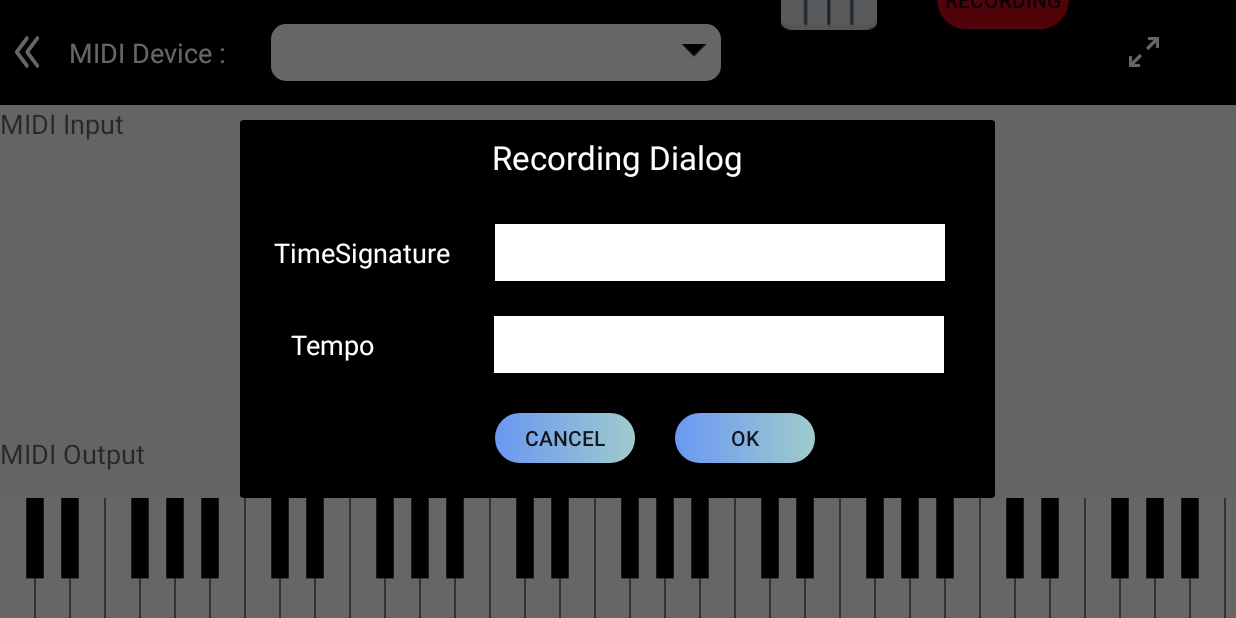
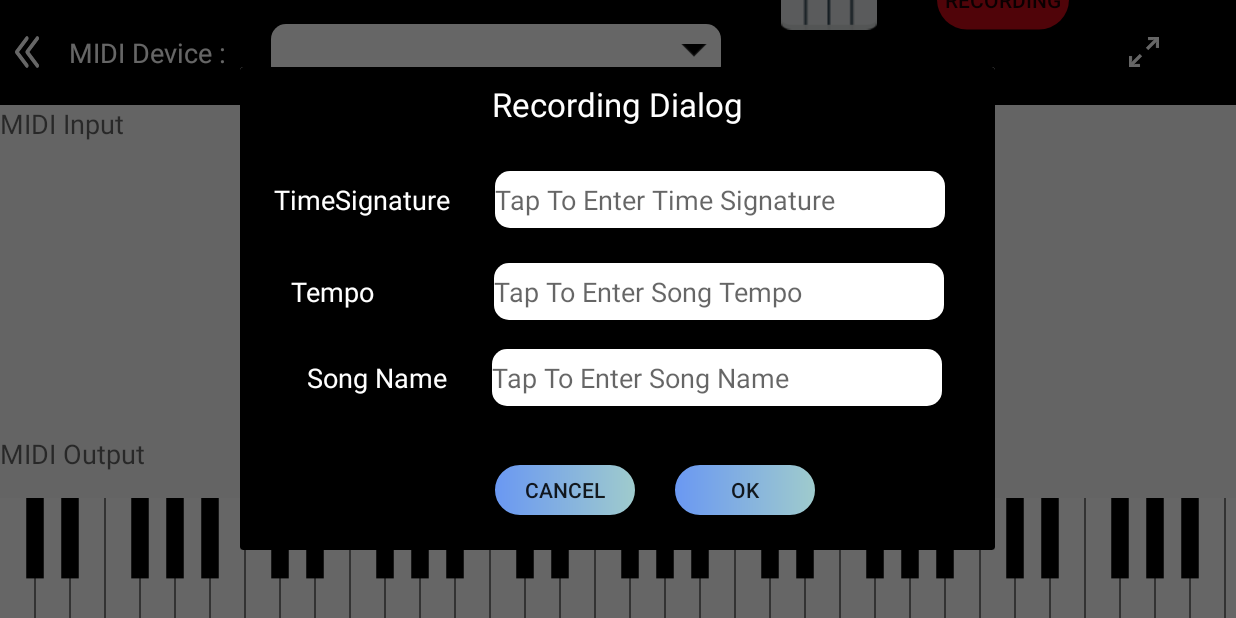
Before and after one commit to LongKelvin/EzMidiPiano, an Android app: the screen it shows after launch (MainActivity), after a tap on "RECORDING", on a phone screen of 824 x 412 dp (held sideways). Run offline under Robolectric (Android 15) with nearby library versions, the phone set to English and light mode, and no system bars; libraries missing offline, so code that uses them is left out: cn.sherlock.javax, jp.kshoji.driver; 10 statements that could not run were skipped.

Commit message:
WorkingOnMidiFileRecording
Make change on some function

```diff
--- a/app/src/main/java/com/kelvin/midi/ezmusic/object/MidiFileCreator.java
+++ b/app/src/main/java/com/kelvin/midi/ezmusic/object/MidiFileCreator.java
@@ -60,6 +60,7 @@ public class MidiFileCreator {
         try {
             MidiFile midi = new MidiFile(MidiFile.DEFAULT_RESOLUTION, midiTracks);
             midi.writeToFile(fileName);
+            Log.e("EXPORT_FILE_COMPLETE:: ","Export midi file to "+ fileName.toString());
         }
         catch(IOException e)
         {
--- a/app/src/main/java/com/kelvin/midi/ezmusic/view/MainActivity.java
+++ b/app/src/main/java/com/kelvin/midi/ezmusic/view/MainActivity.java
@@ -1,6 +1,7 @@
 package com.kelvin.midi.ezmusic.view;
 
 import android.annotation.SuppressLint;
+import android.annotation.TargetApi;
 import android.app.Activity;
 import android.content.Intent;
 import android.hardware.usb.UsbDevice;
@@ -31,7 +32,6 @@ import com.kelvin.midi.ezmusic.R;
 import com.kelvin.midi.ezmusic.object.MidiFileCreator;
 import com.kelvin.midi.midilib.event.NoteOff;
 import com.kelvin.midi.midilib.event.NoteOn;
-import com.kelvin.midi.midilib.event.meta.TimeSignature;
 
 import java.io.File;
 import java.io.IOException;
@@ -55,12 +55,19 @@ import jp.kshoji.javax.sound.midi.ShortMessage;
 
 
 public class MainActivity extends Activity {
+
+    //midi file creator
     private int tempo_value = -1;
-    private int currentValue = 120;
-    private TimeSignature timeSignature_val;
-    private TimeSignature currentTimeSignature_val;
+    private int numerator = -1;
+    private int denominator = -1;
+    private String timeSignature_val = "";
+    private String songName = "";
+
+    //Midi Path
+    private File path = Environment.getExternalStoragePublicDirectory(Environment.DIRECTORY_MUSIC);
 
 
+    //Synthesizer
     private SoftSynthesizer synth;
     private Receiver receiver;
     private boolean isPedalHolding = false;
@@ -117,6 +124,8 @@ public class MainActivity extends Activity {
      *
      * @return the MidiOutputDevice from spinner
      */
+
+
     @Nullable
     MidiOutputDevice getMidiOutputDeviceFromSpinner() {
         if (deviceSpinner != null && deviceSpinner.getSelectedItemPosition() >= 0 && connectedDevicesAdapter != null && !connectedDevicesAdapter.isEmpty()) {
@@ -144,6 +153,10 @@ public class MainActivity extends Activity {
         getWindow().setFlags(WindowManager.LayoutParams.FLAG_FULLSCREEN,
                 WindowManager.LayoutParams.FLAG_FULLSCREEN);
         setContentView(R.layout.activity_midi_driver);
+
+        if (shouldAskPermissions()) {
+            askPermissions();
+        }
 
 
         //Setup Synthesizers SF2_Sound
@@ -552,8 +565,6 @@ public class MainActivity extends Activity {
                     //set receive for pianoView
                     piano.setReceiverForSynthesizer(receiver);
                 }
-
-
             } catch (IOException | MidiUnavailableException e) {
                 e.printStackTrace();
             }
@@ -573,7 +584,6 @@ public class MainActivity extends Activity {
     public void showRecordingDialog() {
         // create an alert builder
         AlertDialog.Builder builder = new AlertDialog.Builder(this);
-        //builder.setTitle("Recording Settings");
         // set the custom layout
         final View customLayout = getLayoutInflater().inflate(R.layout.midi_recording_dialog, null);
         builder.setView(customLayout);
@@ -583,15 +593,21 @@ public class MainActivity extends Activity {
         Button button_cancel = customLayout.findViewById(R.id.button_cancel);
         EditText tempo_spinner = customLayout.findViewById(R.id.tempo_spinner);
         EditText timeSignature_spinner = customLayout.findViewById(R.id.time_signature);
+        EditText songName_ = customLayout.findViewById(R.id.song_name);
 
         // create and show the recording dialog
         AlertDialog dialog = builder.create();
         dialog.show();
         button_ok.setOnClickListener(v -> {
-            //if(tempo_spinner.getText() != null && timeSignature_spinner.getText()!=null){
+            songName = songName_.getText().toString();
+
+            Log.i("Midi File -> SongName ", songName);
+            Log.i("Midi File TimeSignature", timeSignature_val);
+            Log.i("Midi File -> Tempo :: ", String.valueOf(tempo_value));
+
+            if ((tempo_value != -1) && !timeSignature_val.equals("") && !songName.equals("")) {
                 sendMessageToUser("Song Property was settings successful");
-            String _time_signature_ = timeSignature_spinner.getText().toString();
-            String[] time_signature_ = _time_signature_.split("/");
+                String[] time_signature_ = timeSignature_val.split("/");
                 newMidiFile = new MidiFileCreator(tempo_value, Integer.parseInt(time_signature_[0]), Integer.parseInt(time_signature_[1]));
                 isRecording = true;
 
@@ -608,12 +624,13 @@ public class MainActivity extends Activity {
                     newMidiFile.insertNote(channel, pitch + 2, velocity, i * 480, 120);
                 }
 
-            File path = Environment.getExternalStoragePublicDirectory(Environment.DIRECTORY_MUSIC);
-            File file_output = new File(path, "/" + "Test_Midi_Creator.mid");
+
+                //Create file name
+                File file_output = new File(path, "/" + songName + ".mid");
                 newMidiFile.exportMidiFile(file_output);
+                dialog.cancel();
+            }
 
-            // }
-            dialog.cancel();
         });
 
         button_cancel.setOnClickListener(v -> {
@@ -654,20 +671,19 @@ public class MainActivity extends Activity {
         AlertDialog dialog = builder.create();
         dialog.show();
 
+        // Tempo Number picker
+        tempo_picker.setOnValueChangedListener((numberPicker, i, i1) -> {
+            int tempo_value_ = tempo_picker.getValue();
+            tempo_value = tempo_value_;
+            tempo_editText.setText(String.valueOf(tempo_value_));
+            Log.i("Tempo value", String.valueOf(tempo_value_));
 
-        tempo_picker.setOnValueChangedListener((numberPicker, i, i1) -> {
-            int valuePicker1 = tempo_picker.getValue();
-            currentValue = tempo_value;
-            tempo_value = valuePicker1;
-            Log.i("tempo value", String.valueOf(valuePicker1));
-            tempo_editText.setText(Integer.toString(valuePicker1));
-            //tempo_editText.setText(tempo_picker.getValue());
         });
 
         tempo_picker.setOnClickListener(v -> {
             if (tempo_value == -1) {
-                tempo_value = 50;
-                tempo_editText.setText(Integer.toString(tempo_value));
+                tempo_value = 120;
+                tempo_editText.setText(String.valueOf(tempo_value));
             } else {
                 dialog.cancel();
             }
@@ -686,29 +702,34 @@ public class MainActivity extends Activity {
         timeSignature = customLayout.findViewById(R.id.tempo_value);
         timeSignature.setMinValue(0);
         timeSignature.setMaxValue(8);
+
+        //This is very dirty way for the string arr
+        //recommend XML file for the resources
+
+        //TIme signature array
         String[] timeSignature_;
-        timeSignature_ = new String[]{"2/4", "3/4", "4/4", "5/4", "6/8", "9/8", "12/8", "6/4", "7/8"};
-
+        timeSignature_ = new String[]{"2/4", "3/4", "4/4", "5/4", "6/4", "6/8", "7/8", "9/8", "12/8"};
 
         AlertDialog dialog = builder.create();
         dialog.show();
 
 
+        // TimeSignature number picker
         timeSignature.setDisplayedValues(timeSignature_);
         timeSignature.setOnValueChangedListener((numberPicker, i, i1) -> {
-            int valuePicker1 = timeSignature.getValue();
-            Log.i("time_signal", String.valueOf(timeSignature_[valuePicker1]));
-            timeSignature_editText.setText((timeSignature_[valuePicker1]));
-            //tempo_editText.setText(tempo_picker.getValue());
+            int timeSignature_value = timeSignature.getValue();
+            Log.i("time_signal", String.valueOf(timeSignature_[timeSignature_value]));
+            timeSignature_editText.setText((timeSignature_[timeSignature_value]));
+            timeSignature_val = String.valueOf(timeSignature_[timeSignature_value]);
         });
 
         timeSignature.setOnClickListener(v -> {
-//            if (tempo_value == -1) {
-//                sendMessageToUser("Please select time signature for song recording");
-//            } else {
-//                dialog.cancel();
-//            }
+            if (timeSignature_val.equals("")) {
+                sendMessageToUser("Please select time signature for song recording");
+            } else {
                 dialog.cancel();
+            }
+
         });
     }
 
@@ -716,4 +737,18 @@ public class MainActivity extends Activity {
         Toast.makeText(this, message, Toast.LENGTH_LONG).show();
     }
 
+    protected boolean shouldAskPermissions() {
+        return true;
     }
+
+    @TargetApi(23)
+    protected void askPermissions() {
+        String[] permissions = {
+                "android.permission.READ_EXTERNAL_STORAGE",
+                "android.permission.WRITE_EXTERNAL_STORAGE"
+        };
+        int requestCode = 200;
+        requestPermissions(permissions, requestCode);
+    }
+
+}
--- a/app/src/main/res/layout/midi_recording_dialog.xml
+++ b/app/src/main/res/layout/midi_recording_dialog.xml
@@ -53,10 +53,12 @@
                 android:layout_height="38dp"
                 android:layout_gravity="center_vertical"
                 android:layout_margin="20dp"
-                android:background="@color/colorBackground"
+                android:background="@drawable/edittext_background"
                 android:spinnerMode="dropdown"
                 android:autofillHints="@string/EnterTimeSignature"
-                android:textColor="@color/colorPrimaryDark" />
+                android:textColor="@color/colorPrimaryDark"
+                android:inputType="textNoSuggestions"
+                android:hint="@string/EnterTimeSignature"/>
 
         </LinearLayout>
 
@@ -96,12 +98,57 @@
                 android:layout_gravity="center_vertical"
                 android:layout_marginStart="70dp"
                 android:layout_marginEnd="10dp"
-                android:background="@color/colorBackground"
+                android:background="@drawable/edittext_background"
                 android:dropDownSelector="@color/colorAccent"
                 android:spinnerMode="dropdown"
                 android:textColor="@color/colorPrimaryDark"
                 android:autofillHints="120"
-                android:inputType="number" />
+                android:inputType="number"
+                android:hint="@string/EnterTempo"/>
+
+        </LinearLayout>
+
+
+    </LinearLayout>
+
+    <LinearLayout
+        android:gravity="center"
+        android:layout_gravity="center"
+        android:layout_width="match_parent"
+        android:layout_height="wrap_content"
+        android:background="@color/colorPrimaryDark"
+        android:baselineAligned="false">
+
+        <LinearLayout
+            android:gravity="center"
+            android:layout_gravity="center"
+            android:layout_width="0dp"
+            android:layout_height="70dp"
+            android:layout_weight="1">
+
+            <TextView
+                android:layout_width="wrap_content"
+                android:layout_height="wrap_content"
+                android:layout_gravity="center_vertical"
+                android:layout_margin="10dp"
+                android:text="@string/SongName"
+                android:textAppearance="?android:attr/textAppearanceMedium"
+                android:textColor="@color/colorBackground" />
+
+            <EditText
+                android:layout_marginStart="20dp"
+                android:layout_marginTop="10dp"
+                android:layout_marginBottom="10dp"
+                android:id="@+id/song_name"
+                android:layout_width="300dp"
+                android:layout_height="38dp"
+                android:layout_gravity="center_vertical"
+                android:background="@drawable/edittext_background"
+                android:spinnerMode="dropdown"
+                android:autofillHints="@string/EnterSongName"
+                android:textColor="@color/colorPrimaryDark"
+                android:inputType="textNoSuggestions"
+                android:hint="@string/EnterSongName"/>
 
         </LinearLayout>
 
--- a/app/src/main/res/values/strings.xml
+++ b/app/src/main/res/values/strings.xml
@@ -23,7 +23,10 @@
     <string name="Tempo">Tempo</string>
     <string name="OK">OK</string>
     <string name="cancel">Cancel</string>
-    <string name="EnterTimeSignature">Enter Timesignature</string>
+    <string name="EnterTimeSignature">Tap To Enter Time Signature</string>
+    <string name="EnterTempo">Tap To Enter Song Tempo</string>
+    <string name="SongName">Song Name</string>
+    <string name="EnterSongName">Tap To Enter Song Name</string>
 
     <!-- Order is important here: -->
     <string-array name="instrument_name">
```
Also changed, not shown: app/src/main/java/com/kelvin/midi/ezmusic/object/MidiFileRecording.java (deleted, +0 -107 lines). Lines whose indentation alone changed are shown as unchanged.
